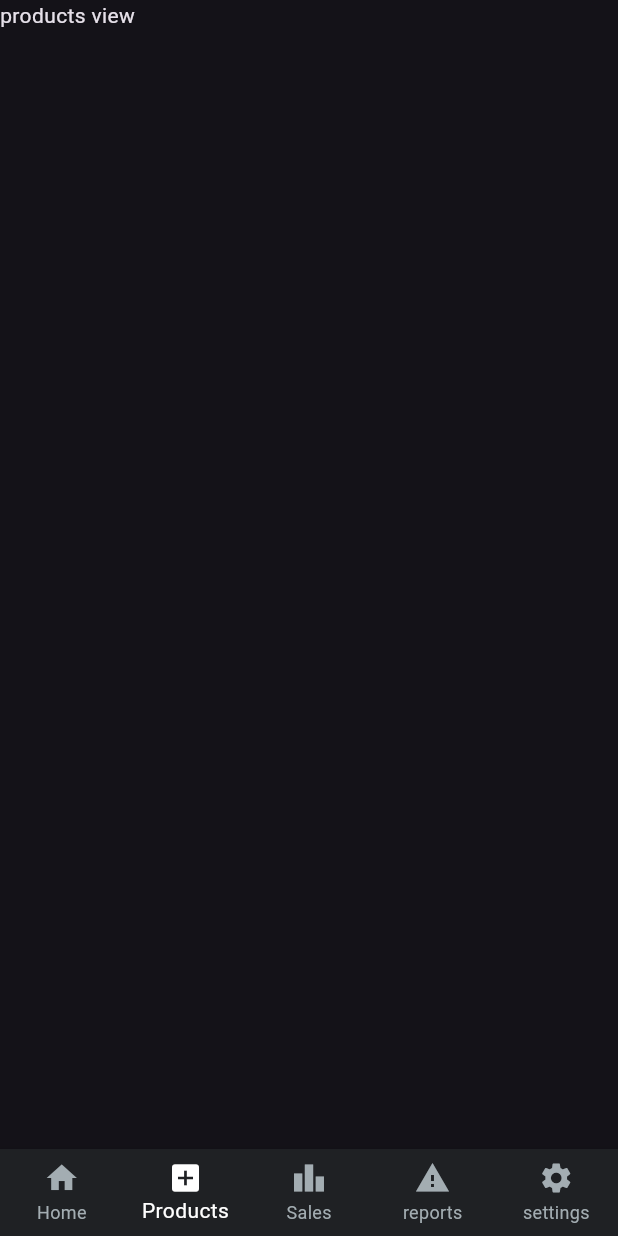
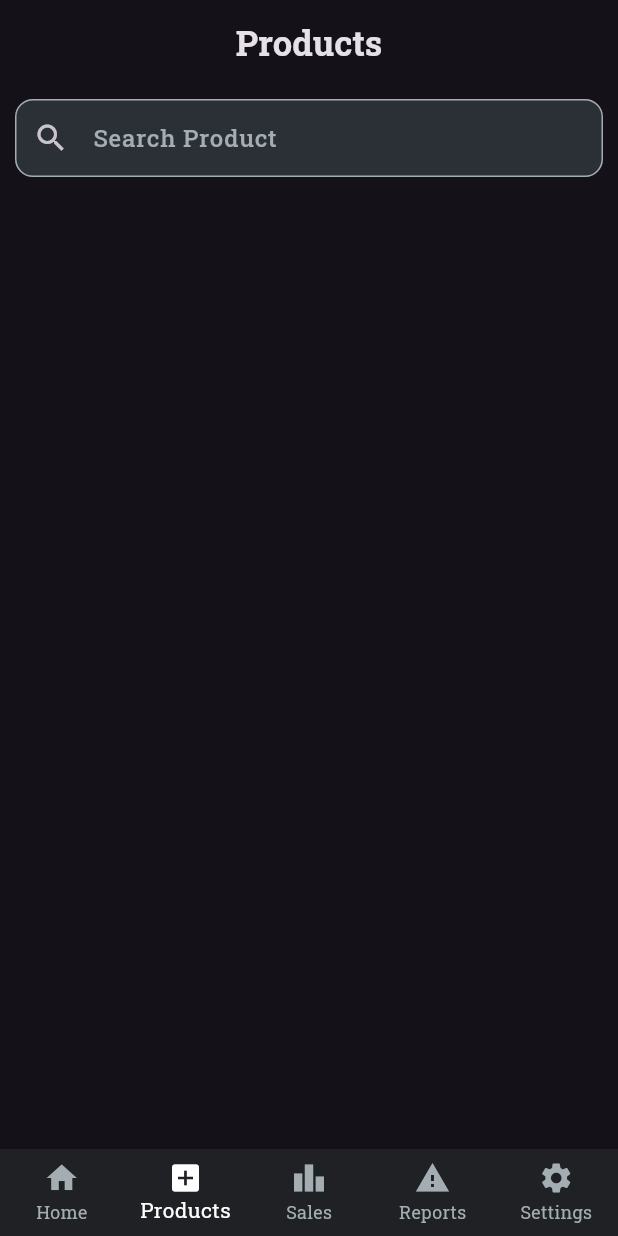
Before and after one commit to amrelmaadawy/shop_management, a Flutter app: the screen it shows after launch, item 2 of the bottom bar chosen, on a phone screen of 412 x 824 dp. Run offline on Flutter 3.47's test engine with Material 3 defaults, Android fonts, the phone set to English and light mode, and no system bars; Roboto replaces fonts that are missing (Zain).

Commit message:
search product form field

```diff
--- a/lib/core/utils/app_colors.dart
+++ b/lib/core/utils/app_colors.dart
@@ -1,10 +1,9 @@
 import 'package:flutter/material.dart';
 
 class AppColors {
-  static const Color khomeTextColor = Color(0XFFA3ADB2);
+  static const Color kPrimeryColor = Color(0XFFA3ADB2);
   static const Color kIncreaseContainerColor = Color(0XFF2B3036);
   static const Color kAddProductButtonColor = Color(0XFF78ADD1);
-  static const Color kUnselectedIconColor = Color(0XFFA3ADB2);
   static const Color kButtonNavBarColor = Color(0XFF1F2124);
 
 }
--- a/lib/features/home/ui/main_home_view.dart
+++ b/lib/features/home/ui/main_home_view.dart
@@ -5,6 +5,7 @@ import 'package:small_managements/features/products/ui/products_view.dart';
 import 'package:small_managements/features/reports/ui/reports_view.dart';
 import 'package:small_managements/features/sales/ui/sales_view.dart';
 import 'package:small_managements/features/settings/ui/settings_view.dart';
+import 'package:small_managements/generated/l10n.dart';
 
 class MainHomeView extends StatefulWidget {
   const MainHomeView({super.key});
@@ -38,22 +39,22 @@ class _MainHomeViewState extends State<MainHomeView> {
         type: BottomNavigationBarType.fixed,
         showUnselectedLabels: true,
         backgroundColor: AppColors.kButtonNavBarColor,
-        unselectedLabelStyle: TextStyle(color: AppColors.kUnselectedIconColor),
-        unselectedItemColor: AppColors.kUnselectedIconColor,
+        unselectedLabelStyle: TextStyle(color: AppColors.kPrimeryColor),
+        unselectedItemColor: AppColors.kPrimeryColor,
         items: [
-          BottomNavigationBarItem(icon: Icon(Icons.home), label: 'Home'),
-          BottomNavigationBarItem(icon: Icon(Icons.add_box), label: 'Products'),
+          BottomNavigationBarItem(icon: Icon(Icons.home), label: S.of(context).home),
+          BottomNavigationBarItem(icon: Icon(Icons.add_box), label:  S.of(context).products),
           BottomNavigationBarItem(
             icon: Icon(Icons.leaderboard),
-            label: 'Sales',
+            label:  S.of(context).sales,
           ),
           BottomNavigationBarItem(
             icon: Icon(Icons.report_problem),
-            label: 'reports',
+            label:  S.of(context).reports,
           ),
           BottomNavigationBarItem(
             icon: Icon(Icons.settings),
-            label: 'settings',
+            label:  S.of(context).settings,
           ),
         ],
       ),
--- a/lib/features/home/ui/widgets/home_item.dart
+++ b/lib/features/home/ui/widgets/home_item.dart
@@ -24,7 +24,7 @@ class HomeItem extends StatelessWidget {
           children: [
             Text(
               title,
-              style: TextStyle(color: AppColors.khomeTextColor, fontSize: 16),
+              style: TextStyle(color: AppColors.kPrimeryColor, fontSize: 16),
             ),
             SizedBox(height: 5),
             Text(
@@ -34,7 +34,7 @@ class HomeItem extends StatelessWidget {
             SizedBox(height: 5),
             Text(
               description,
-              style: TextStyle(color: AppColors.khomeTextColor),
+              style: TextStyle(color: AppColors.kPrimeryColor),
             ),
             SizedBox(height: 10),
             Container(
--- a/lib/features/products/ui/products_view.dart
+++ b/lib/features/products/ui/products_view.dart
@@ -1,12 +1,39 @@
 import 'package:flutter/material.dart';
+import 'package:small_managements/features/products/ui/widgets/custom_text_form_field.dart';
+import 'package:small_managements/generated/l10n.dart';
 
 class ProductsView extends StatelessWidget {
   const ProductsView({super.key});
 
   @override
   Widget build(BuildContext context) {
+    TextEditingController searchController = TextEditingController();
     return Scaffold(
-      body: Text('products view'),
+      appBar: AppBar(
+        centerTitle: true,
+        title: Text(
+          S.of(context).products,
+          style: TextStyle(fontSize: 23, fontWeight: FontWeight.bold),
+        ),
+      ),
+      body: SafeArea(
+        child: Padding(
+          padding: const EdgeInsets.all(10.0),
+          child: Column(
+            children: [
+              CustomTextFormField(
+                prefixIcon: Icon(Icons.search),
+                controller: searchController,
+                keyboardType: TextInputType.text,
+                labelText: S.of(context).searchProduct,
+              ),
+              Row(children: [
+
+              ],)
+            ],
+          ),
+        ),
+      ),
     );
   }
 }
--- /dev/null
+++ b/lib/features/products/ui/widgets/custom_text_form_field.dart
@@ -0,0 +1,54 @@
+import 'package:flutter/material.dart';
+import 'package:small_managements/core/utils/app_colors.dart';
+
+class CustomTextFormField extends StatelessWidget {
+  const CustomTextFormField({
+    super.key,
+    required this.controller,
+    required this.keyboardType,
+    this.prefixIcon,
+    required this.labelText,
+    this.validator,
+  });
+  final TextEditingController controller;
+  final TextInputType keyboardType;
+  final Widget? prefixIcon;
+  final String labelText;
+  final String? Function(String?)? validator;
+  @override
+  Widget build(BuildContext context) {
+    return TextFormField(
+      controller: controller,
+      validator: validator,
+      keyboardType: keyboardType,
+      style: const TextStyle(color: AppColors.kPrimeryColor),
+      cursorColor: AppColors.kPrimeryColor,
+      decoration: InputDecoration(
+        prefixIcon: prefixIcon,
+        labelText: labelText,
+        labelStyle: const TextStyle(
+          color: AppColors.kPrimeryColor,
+          fontWeight: FontWeight.w500,
+        ),
+        filled: true,
+        fillColor: AppColors.kIncreaseContainerColor,
+        contentPadding: const EdgeInsets.symmetric(
+          horizontal: 16,
+          vertical: 14,
+        ),
+        border: OutlineInputBorder(
+          borderRadius: BorderRadius.circular(12),
+          borderSide: const BorderSide(color: AppColors.kPrimeryColor),
+        ),
+        enabledBorder: OutlineInputBorder(
+          borderRadius: BorderRadius.circular(12),
+          borderSide: const BorderSide(color: AppColors.kPrimeryColor),
+        ),
+        focusedBorder: OutlineInputBorder(
+          borderRadius: BorderRadius.circular(12),
+          borderSide: const BorderSide(color: AppColors.kPrimeryColor),
+        ),
+      ),
+    );
+  }
+}
--- a/lib/l10n/intl_en.arb
+++ b/lib/l10n/intl_en.arb
@@ -23,5 +23,17 @@
      "addProduct":"Add Product",
     "@addProduct": {},
     "makeSale":"Make Sale",
-    "@makeSale": {}
+    "@makeSale": {},
+    "home":"Home",
+    "@home": {},
+    "products":"Products",
+    "@products": {},
+    "sales":"Sales",
+    "@sales": {},
+    "reports":"Reports",
+    "@reports": {},
+    "settings":"Settings",
+    "@settings": {},
+     "searchProduct":"Search Product",
+    "@searchProduct": {}
 }
--- a/lib/main.dart
+++ b/lib/main.dart
@@ -23,7 +23,7 @@ class MyApp extends StatelessWidget {
       title: 'Flutter Demo',
       theme: ThemeData.dark().copyWith(
         textTheme: ThemeData.dark().textTheme.apply(
-              fontFamily: 'Zain',
+              fontFamily: 'RobotoSlab',
             ),
       ),
       home: SplashView(),
```
Also changed, not shown: lib/generated/intl/messages_en.dart, lib/generated/l10n.dart.
